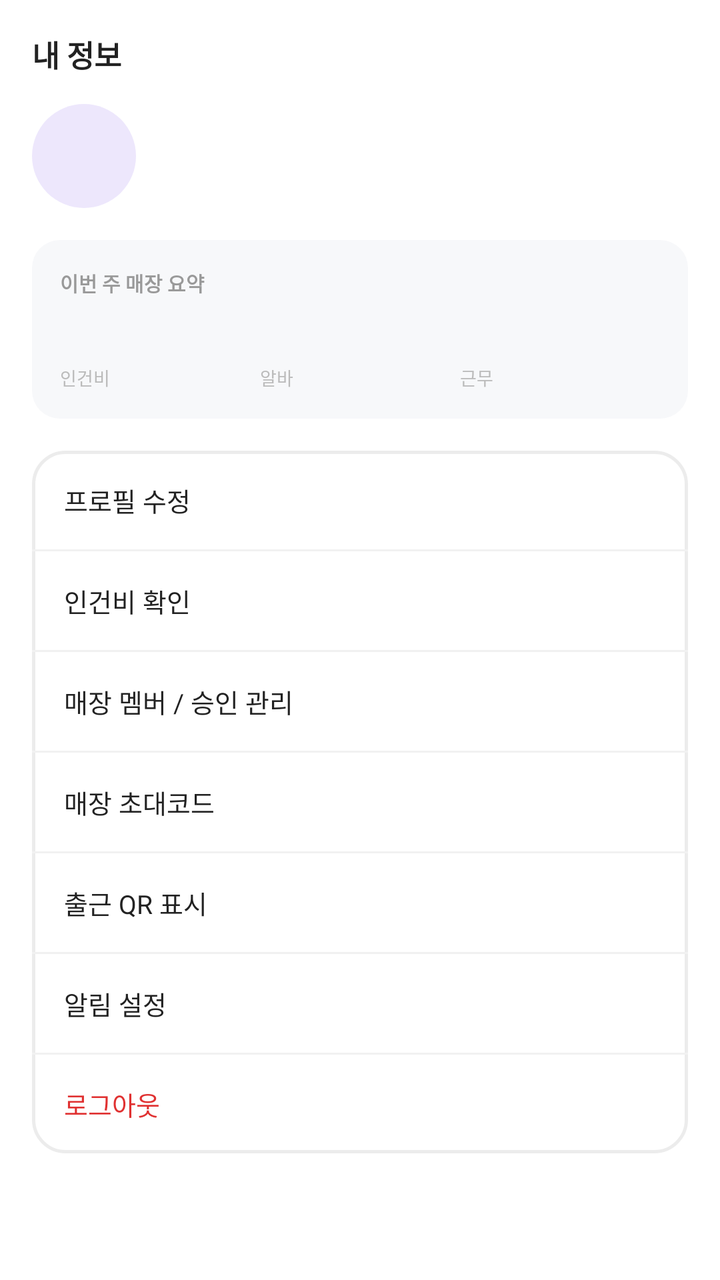
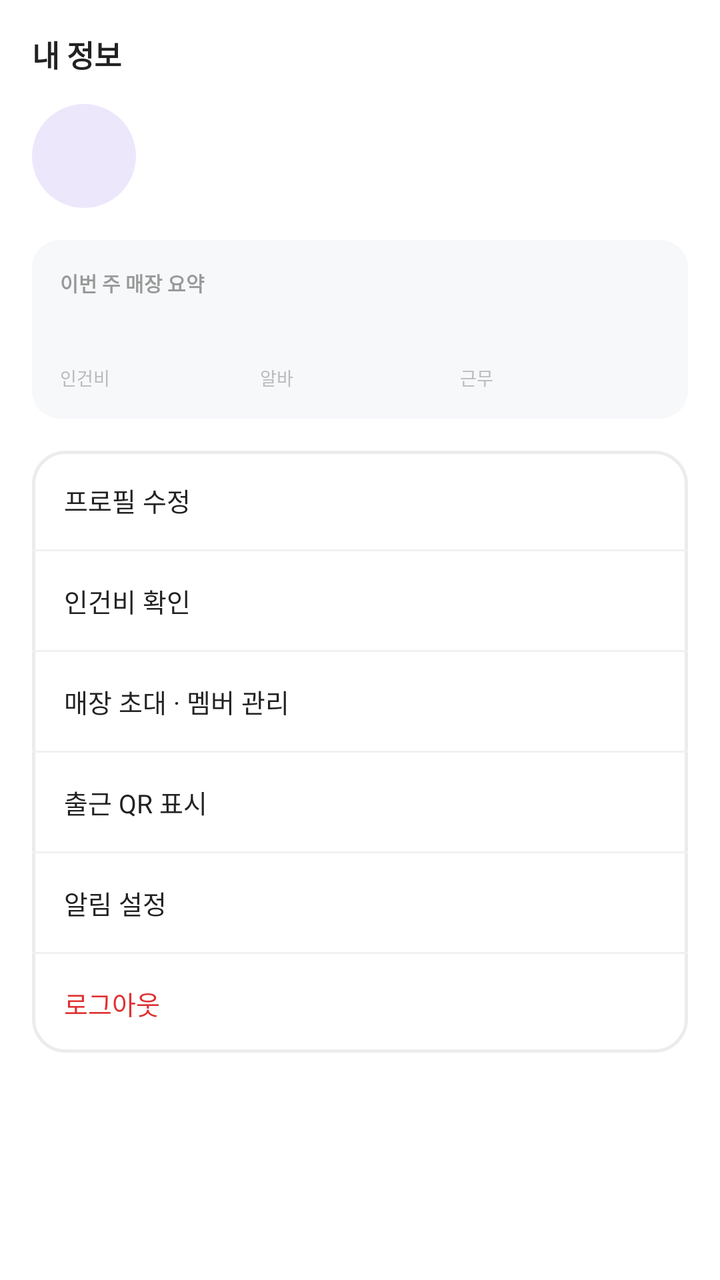

Two renders of the same Android screen: before a commit and after it. Below are the layout's source before the change and the commit's diff.
<!-- AndroidManifest.xml: application theme Theme.PTManagerEmployer -->
<!-- res/layout/fragment_my.xml -->
<?xml version="1.0" encoding="utf-8"?>
<androidx.core.widget.NestedScrollView xmlns:android="http://schemas.android.com/apk/res/android"
    android:layout_width="match_parent"
    android:layout_height="match_parent"
    android:background="@color/white"
    android:fillViewport="true">

    <LinearLayout
        android:layout_width="match_parent"
        android:layout_height="wrap_content"
        android:orientation="vertical"
        android:paddingHorizontal="16dp"
        android:paddingTop="16dp"
        android:paddingBottom="24dp">

        <TextView
            android:layout_width="wrap_content"
            android:layout_height="wrap_content"
            android:text="내 정보"
            android:textColor="@color/text_primary"
            android:textSize="15sp"
            android:textStyle="bold" />

        
        <LinearLayout
            android:layout_width="match_parent"
            android:layout_height="wrap_content"
            android:layout_marginTop="14dp"
            android:orientation="horizontal"
            android:gravity="center_vertical">

            <View
                android:layout_width="52dp"
                android:layout_height="52dp"
                android:background="@drawable/bg_circle_blue" />

            <LinearLayout
                android:layout_width="0dp"
                android:layout_height="wrap_content"
                android:layout_weight="1"
                android:layout_marginStart="14dp"
                android:orientation="vertical">

                <TextView
                    android:id="@+id/tv_my_name"
                    android:layout_width="wrap_content"
                    android:layout_height="wrap_content"
                    android:text=""
                    android:textColor="@color/text_primary"
                    android:textSize="17sp"
                    android:textStyle="bold" />

                <TextView
                    android:id="@+id/tv_my_sub"
                    android:layout_width="wrap_content"
                    android:layout_height="wrap_content"
                    android:layout_marginTop="3dp"
                    android:text=""
                    android:textColor="@color/text_tertiary"
                    android:textSize="12sp" />
            </LinearLayout>
        </LinearLayout>

        
        <LinearLayout
            android:layout_width="match_parent"
            android:layout_height="wrap_content"
            android:layout_marginTop="16dp"
            android:orientation="vertical"
            android:background="@drawable/bg_soft_gray"
            android:padding="14dp">

            <TextView
                android:layout_width="wrap_content"
                android:layout_height="wrap_content"
                android:text="이번 주 매장 요약"
                android:textColor="@color/text_tertiary"
                android:textSize="10sp"
                android:textStyle="bold" />

            <LinearLayout
                android:layout_width="match_parent"
                android:layout_height="wrap_content"
                android:layout_marginTop="10dp"
                android:orientation="horizontal"
                android:baselineAligned="false">

                <LinearLayout style="@style/SummaryCol">
                    <TextView style="@style/SummaryNum" android:text="" />
                    <TextView style="@style/SummaryLabel" android:text="인건비" />
                </LinearLayout>

                <LinearLayout style="@style/SummaryCol">
                    <TextView style="@style/SummaryNum" android:text="" />
                    <TextView style="@style/SummaryLabel" android:text="알바" />
                </LinearLayout>

                <LinearLayout style="@style/SummaryCol">
                    <TextView style="@style/SummaryNum" android:text="" />
                    <TextView style="@style/SummaryLabel" android:text="근무" />
                </LinearLayout>
            </LinearLayout>
        </LinearLayout>

        
        <LinearLayout
            android:layout_width="match_parent"
            android:layout_height="wrap_content"
            android:layout_marginTop="16dp"
            android:orientation="vertical"
            android:background="@drawable/bg_card"
            android:divider="@drawable/divider_line"
            android:showDividers="middle">

            <TextView android:id="@+id/row_profile" style="@style/MenuRow" android:text="프로필 수정" />
            <TextView android:id="@+id/row_labor" style="@style/MenuRow" android:text="인건비 확인" />
            <TextView android:id="@+id/row_members" style="@style/MenuRow" android:text="매장 멤버 / 승인 관리" />
            <TextView android:id="@+id/row_invite" style="@style/MenuRow" android:text="매장 초대코드" />
            <TextView android:id="@+id/row_qr" style="@style/MenuRow" android:text="출근 QR 표시" />
            <TextView android:id="@+id/row_noti" style="@style/MenuRow" android:text="알림 설정" />
            <TextView android:id="@+id/row_logout" style="@style/MenuRow" android:text="로그아웃" android:textColor="@color/accent_red" />
        </LinearLayout>
    </LinearLayout>
</androidx.core.widget.NestedScrollView>
<!-- resources referenced by this layout -->
<resources>
  <color name="accent_red">#E03131</color>
  <color name="text_primary">#222222</color>
  <color name="text_tertiary">#999999</color>
  <color name="white">#FFFFFFFF</color>
  <!-- drawable bg_card (drawable) -->
  <?xml version="1.0" encoding="utf-8"?>
  <shape xmlns:android="http://schemas.android.com/apk/res/android" android:shape="rectangle">
      <solid android:color="@color/white" />
      <corners android:radius="16dp" />
      <stroke android:width="1.5dp" android:color="@color/border" />
  </shape>
  <!-- drawable bg_circle_blue (drawable) -->
  <?xml version="1.0" encoding="utf-8"?>
  <shape xmlns:android="http://schemas.android.com/apk/res/android" android:shape="oval">
      <solid android:color="@color/brand_chip" />
  </shape>
  <!-- drawable bg_soft_gray (drawable) -->
  <?xml version="1.0" encoding="utf-8"?>
  <shape xmlns:android="http://schemas.android.com/apk/res/android" android:shape="rectangle">
      <solid android:color="@color/surface_gray" />
      <corners android:radius="14dp" />
  </shape>
  <!-- drawable divider_line (drawable) -->
  <?xml version="1.0" encoding="utf-8"?>
  <shape xmlns:android="http://schemas.android.com/apk/res/android" android:shape="rectangle">
      <size android:height="1dp" />
      <solid android:color="@color/divider" />
  </shape>
  <style name="MenuRow">
          <item name="android:layout_width">match_parent</item>
          <item name="android:layout_height">wrap_content</item>
          <item name="android:textColor">@color/text_primary</item>
          <item name="android:textSize">13sp</item>
          <item name="android:paddingHorizontal">16dp</item>
          <item name="android:paddingVertical">15dp</item>
          <item name="android:background">?attr/selectableItemBackground</item>
      </style>
  <style name="SummaryCol">
          <item name="android:layout_width">0dp</item>
          <item name="android:layout_height">wrap_content</item>
          <item name="android:layout_weight">1</item>
          <item name="android:orientation">vertical</item>
      </style>
  <style name="SummaryLabel">
          <item name="android:layout_width">wrap_content</item>
          <item name="android:layout_height">wrap_content</item>
          <item name="android:layout_marginTop">3dp</item>
          <item name="android:textColor">@color/text_hint</item>
          <item name="android:textSize">9sp</item>
      </style>
  <style name="SummaryNum">
          <item name="android:layout_width">wrap_content</item>
          <item name="android:layout_height">wrap_content</item>
          <item name="android:textColor">@color/text_primary</item>
          <item name="android:textSize">15sp</item>
          <item name="android:textStyle">bold</item>
      </style>
  <style name="Theme.PTManagerEmployer" parent="Base.Theme.PTManagerEmployer" />
  <color name="border">#ECECEC</color>
  <color name="brand_chip">#EDE7FC</color>
  <color name="surface_gray">#F7F8FA</color>
  <color name="divider">#F1F1F1</color>
  <color name="text_hint">#BBBBBB</color>
  <style name="Base.Theme.PTManagerEmployer" parent="Theme.Material3.Light.NoActionBar">
          <item name="colorPrimary">@color/brand</item>
          <item name="colorOnPrimary">@color/white</item>
          <item name="colorSurface">@color/white</item>
          <item name="colorOnSurface">@color/text_primary</item>
          <item name="android:colorBackground">@color/white</item>
          <item name="android:statusBarColor">@color/white</item>
          <item name="android:navigationBarColor">@color/white</item>
          <item name="android:windowLightStatusBar">true</item>
          <item name="android:windowLightNavigationBar" tools:targetApi="o_mr1">true</item>
      </style>
  <color name="brand">#7048E8</color>
</resources>

<!-- the commit's change to res/layout/fragment_my.xml (unified diff, before → after) -->
@@ -114,8 +114,7 @@
 
             <TextView android:id="@+id/row_profile" style="@style/MenuRow" android:text="프로필 수정" />
             <TextView android:id="@+id/row_labor" style="@style/MenuRow" android:text="인건비 확인" />
-            <TextView android:id="@+id/row_members" style="@style/MenuRow" android:text="매장 멤버 / 승인 관리" />
-            <TextView android:id="@+id/row_invite" style="@style/MenuRow" android:text="매장 초대코드" />
+            <TextView android:id="@+id/row_members" style="@style/MenuRow" android:text="매장 초대 · 멤버 관리" />
             <TextView android:id="@+id/row_qr" style="@style/MenuRow" android:text="출근 QR 표시" />
             <TextView android:id="@+id/row_noti" style="@style/MenuRow" android:text="알림 설정" />
             <TextView android:id="@+id/row_logout" style="@style/MenuRow" android:text="로그아웃" android:textColor="@color/accent_red" />
